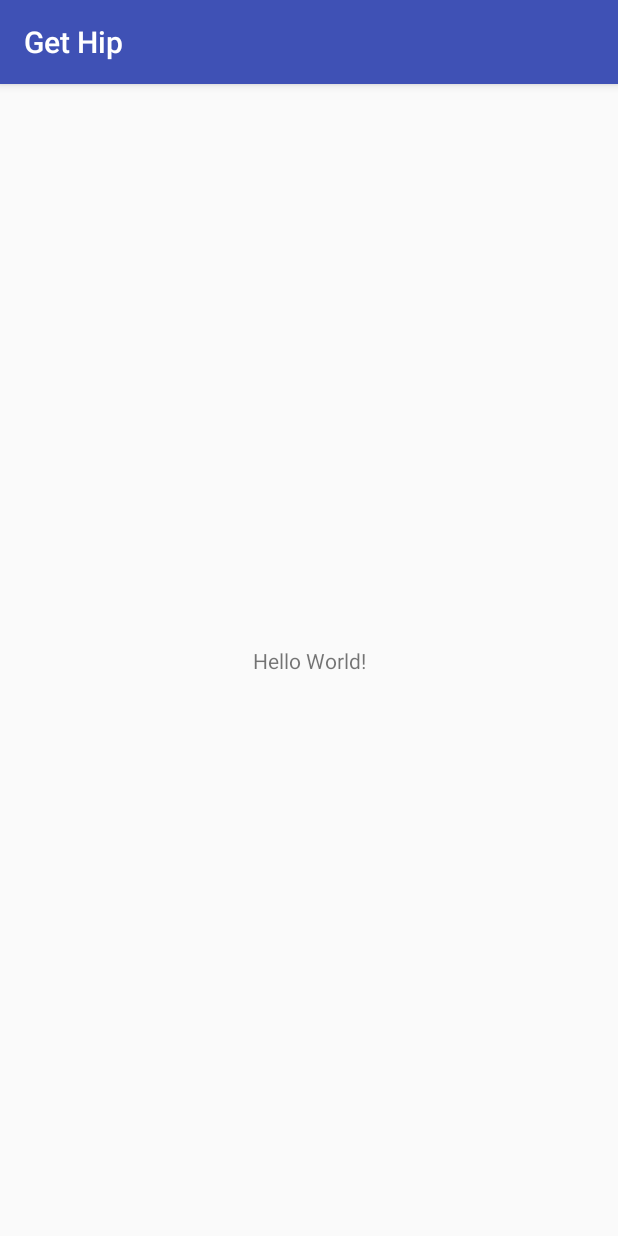
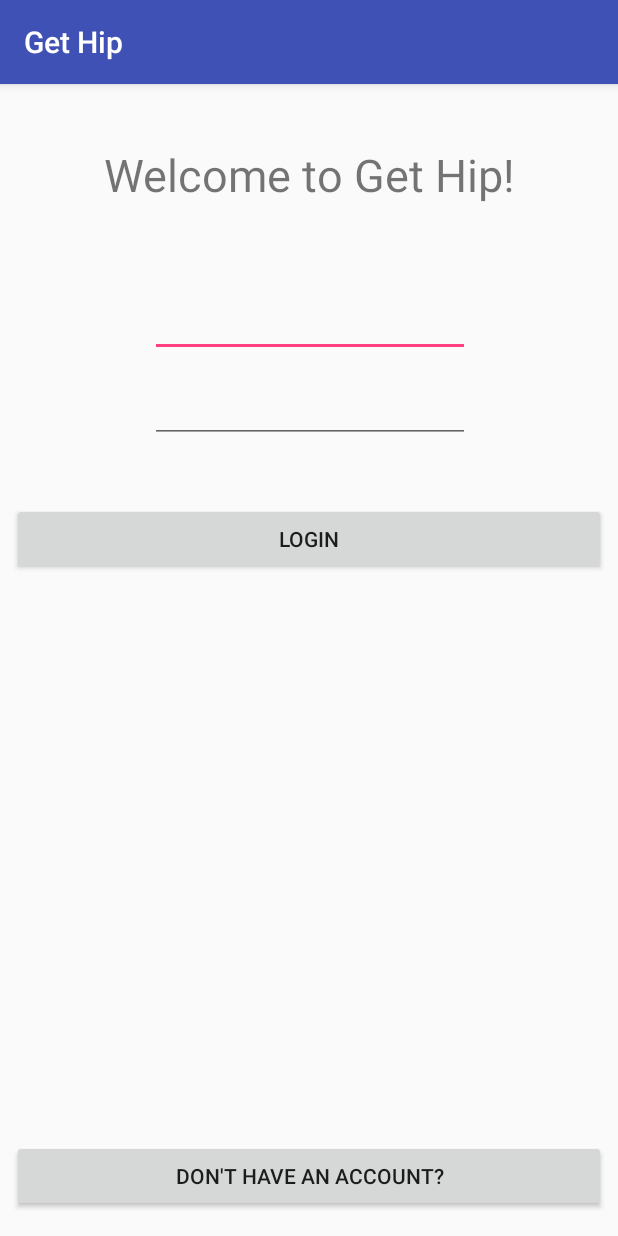
Before and after one commit to khalilhijazi/Get-Hip, an Android app: the screen it shows after launch (MainActivity before the commit, LoginActivity after it), on a phone screen of 412 x 824 dp. Run offline under Robolectric (Android 15) with nearby library versions, the phone set to English and light mode, and no system bars; our stand-ins replace Firebase (no records; nobody signed in at launch, a user with empty details on screens opened directly).

Commit message:
added basic registration and login activities as well as navigation between them

```diff
--- a/app/build.gradle
+++ b/app/build.gradle
@@ -22,7 +22,10 @@ dependencies {
     implementation fileTree(dir: 'libs', include: ['*.jar'])
     implementation 'com.android.support:appcompat-v7:27.1.1'
     implementation 'com.android.support.constraint:constraint-layout:1.1.2'
+    implementation 'com.google.firebase:firebase-auth:11.6.0'
     testImplementation 'junit:junit:4.12'
     androidTestImplementation 'com.android.support.test:runner:1.0.2'
     androidTestImplementation 'com.android.support.test.espresso:espresso-core:3.0.2'
 }
+
+apply plugin: 'com.google.gms.google-services'
--- a/app/src/main/AndroidManifest.xml
+++ b/app/src/main/AndroidManifest.xml
@@ -16,6 +16,8 @@
                 <category android:name="android.intent.category.LAUNCHER" />
             </intent-filter>
         </activity>
+        <activity android:name=".RegistrationActivity" />
+        <activity android:name=".LoginActivity"></activity>
     </application>
 
 </manifest>
--- /dev/null
+++ b/app/src/main/java/khalilbhijazi/gmail/com/gethip/LoginActivity.java
@@ -0,0 +1,35 @@
+package khalilbhijazi.gmail.com.gethip;
+
+import android.content.Intent;
+import android.support.v7.app.AppCompatActivity;
+import android.os.Bundle;
+import android.view.View;
+import android.widget.Button;
+
+public class LoginActivity extends AppCompatActivity {
+
+    private Button loginBtn;
+    private Button backToRegistrationBtn;
+
+    @Override
+    protected void onCreate(Bundle savedInstanceState) {
+        super.onCreate(savedInstanceState);
+        setContentView(R.layout.activity_login);
+
+        loginBtn = (Button) findViewById(R.id.loginBtn);
+        backToRegistrationBtn = (Button) findViewById(R.id.backToRegistrationBtn);
+
+
+        //sending user back to registration screen if they haven't created an account and want to
+        //create one
+
+        backToRegistrationBtn.setOnClickListener(new View.OnClickListener() {
+            @Override
+            public void onClick(View view) {
+                Intent registrationIntent = new Intent(LoginActivity.this, RegistrationActivity.class);
+                startActivity(registrationIntent);
+                finish();
+            }
+        });
+    }
+}
--- a/app/src/main/java/khalilbhijazi/gmail/com/gethip/MainActivity.java
+++ b/app/src/main/java/khalilbhijazi/gmail/com/gethip/MainActivity.java
@@ -1,13 +1,34 @@
 package khalilbhijazi.gmail.com.gethip;
 
+import android.content.Intent;
 import android.support.v7.app.AppCompatActivity;
 import android.os.Bundle;
 
+import com.google.firebase.auth.FirebaseAuth;
+
 public class MainActivity extends AppCompatActivity {
+
+
+    private FirebaseAuth mAuth;
 
     @Override
     protected void onCreate(Bundle savedInstanceState) {
         super.onCreate(savedInstanceState);
         setContentView(R.layout.activity_main);
+
+        mAuth = FirebaseAuth.getInstance();
+    }
+
+    @Override
+    protected void onStart() {
+        super.onStart();
+
+        if (mAuth.getCurrentUser() == null) {
+            //send user to login activity since he's not logged in
+
+            Intent loginIntent = new Intent(MainActivity.this, LoginActivity.class);
+            startActivity(loginIntent);
+            finish();
+        }
     }
 }
--- /dev/null
+++ b/app/src/main/res/layout/activity_login.xml
@@ -0,0 +1,75 @@
+<?xml version="1.0" encoding="utf-8"?>
+<android.support.constraint.ConstraintLayout xmlns:android="http://schemas.android.com/apk/res/android"
+    xmlns:app="http://schemas.android.com/apk/res-auto"
+    xmlns:tools="http://schemas.android.com/tools"
+    android:layout_width="match_parent"
+    android:layout_height="match_parent"
+    tools:context=".LoginActivity">
+
+    <TextView
+        android:id="@+id/loginHeaderEditText"
+        android:layout_width="wrap_content"
+        android:layout_height="wrap_content"
+        android:layout_marginEnd="8dp"
+        android:layout_marginStart="8dp"
+        android:layout_marginTop="40dp"
+        android:text="Welcome to Get Hip!"
+        android:textSize="30sp"
+        app:layout_constraintEnd_toEndOf="parent"
+        app:layout_constraintStart_toStartOf="parent"
+        app:layout_constraintTop_toTopOf="parent" />
+
+    <EditText
+        android:id="@+id/loginEmailEditText"
+        android:layout_width="wrap_content"
+        android:layout_height="wrap_content"
+        android:layout_marginEnd="8dp"
+        android:layout_marginStart="8dp"
+        android:layout_marginTop="56dp"
+        android:ems="10"
+        android:inputType="textEmailAddress"
+        app:layout_constraintEnd_toEndOf="parent"
+        app:layout_constraintHorizontal_bias="0.503"
+        app:layout_constraintStart_toStartOf="parent"
+        app:layout_constraintTop_toBottomOf="@+id/loginHeaderEditText" />
+
+    <EditText
+        android:id="@+id/loginPasswordEditText"
+        android:layout_width="wrap_content"
+        android:layout_height="wrap_content"
+        android:layout_marginEnd="8dp"
+        android:layout_marginStart="8dp"
+        android:layout_marginTop="12dp"
+        android:ems="10"
+        android:inputType="textPassword"
+        app:layout_constraintEnd_toEndOf="parent"
+        app:layout_constraintHorizontal_bias="0.503"
+        app:layout_constraintStart_toStartOf="parent"
+        app:layout_constraintTop_toBottomOf="@+id/loginEmailEditText" />
+
+    <Button
+        android:id="@+id/loginBtn"
+        android:layout_width="0dp"
+        android:layout_height="wrap_content"
+        android:layout_marginEnd="8dp"
+        android:layout_marginStart="8dp"
+        android:layout_marginTop="40dp"
+        android:text="Login"
+        app:layout_constraintEnd_toEndOf="parent"
+        app:layout_constraintHorizontal_bias="0.0"
+        app:layout_constraintStart_toStartOf="parent"
+        app:layout_constraintTop_toBottomOf="@+id/loginPasswordEditText" />
+
+    <Button
+        android:id="@+id/backToRegistrationBtn"
+        android:layout_width="0dp"
+        android:layout_height="wrap_content"
+        android:layout_marginBottom="16dp"
+        android:layout_marginEnd="8dp"
+        android:layout_marginStart="8dp"
+        android:text="Don't have an Account?"
+        app:layout_constraintBottom_toBottomOf="parent"
+        app:layout_constraintEnd_toEndOf="parent"
+        app:layout_constraintHorizontal_bias="0.0"
+        app:layout_constraintStart_toStartOf="parent" />
+</android.support.constraint.ConstraintLayout>
--- a/app/src/main/res/layout/activity_main.xml
+++ b/app/src/main/res/layout/activity_main.xml
@@ -6,13 +6,4 @@
     android:layout_height="match_parent"
     tools:context=".MainActivity">
 
-    <TextView
-        android:layout_width="wrap_content"
-        android:layout_height="wrap_content"
-        android:text="Hello World!"
-        app:layout_constraintBottom_toBottomOf="parent"
-        app:layout_constraintLeft_toLeftOf="parent"
-        app:layout_constraintRight_toRightOf="parent"
-        app:layout_constraintTop_toTopOf="parent" />
-
 </android.support.constraint.ConstraintLayout>
--- a/build.gradle
+++ b/build.gradle
@@ -12,6 +12,7 @@ buildscript {
 
         // NOTE: Do not place your application dependencies here; they belong
         // in the individual module build.gradle files
+        classpath 'com.google.gms:google-services:3.1.1'
     }
 }
 
```
Also changed, not shown: app/src/main/java/khalilbhijazi/gmail/com/gethip/RegistrationActivity.java (added, +33 -0 lines), app/src/main/res/layout/activity_registration.xml (added, +92 -0 lines), 1 other file.
